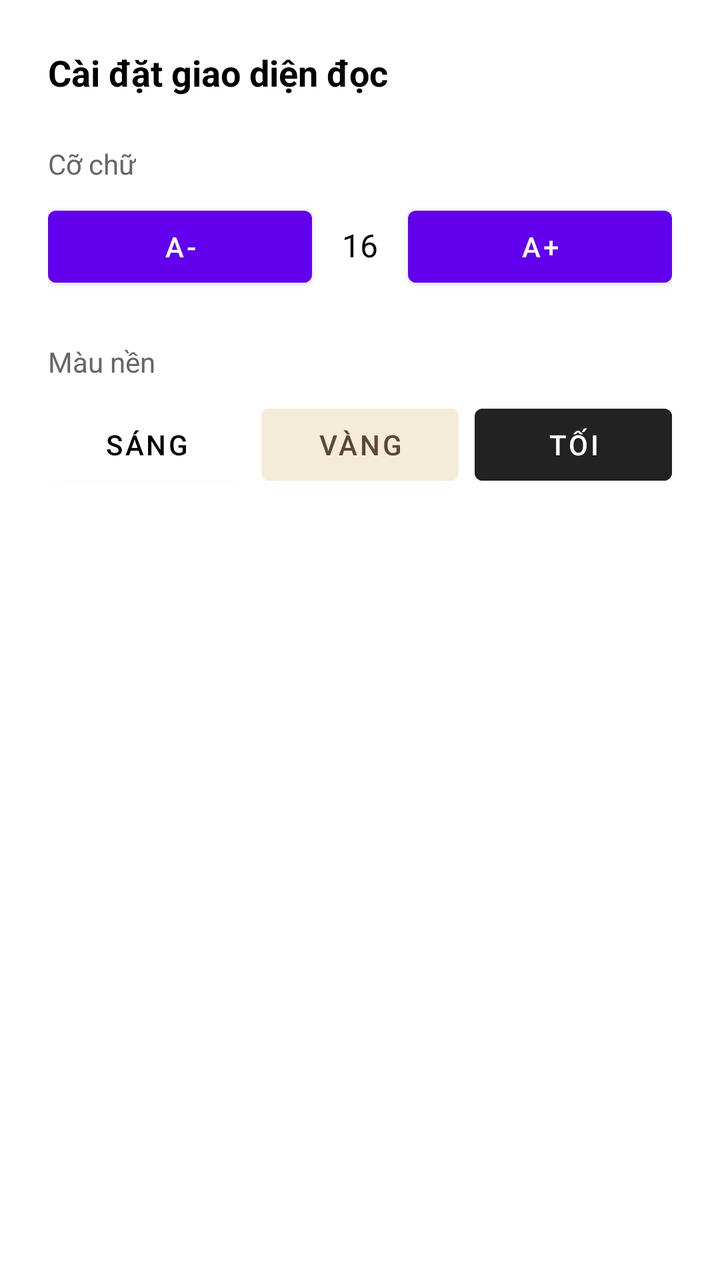
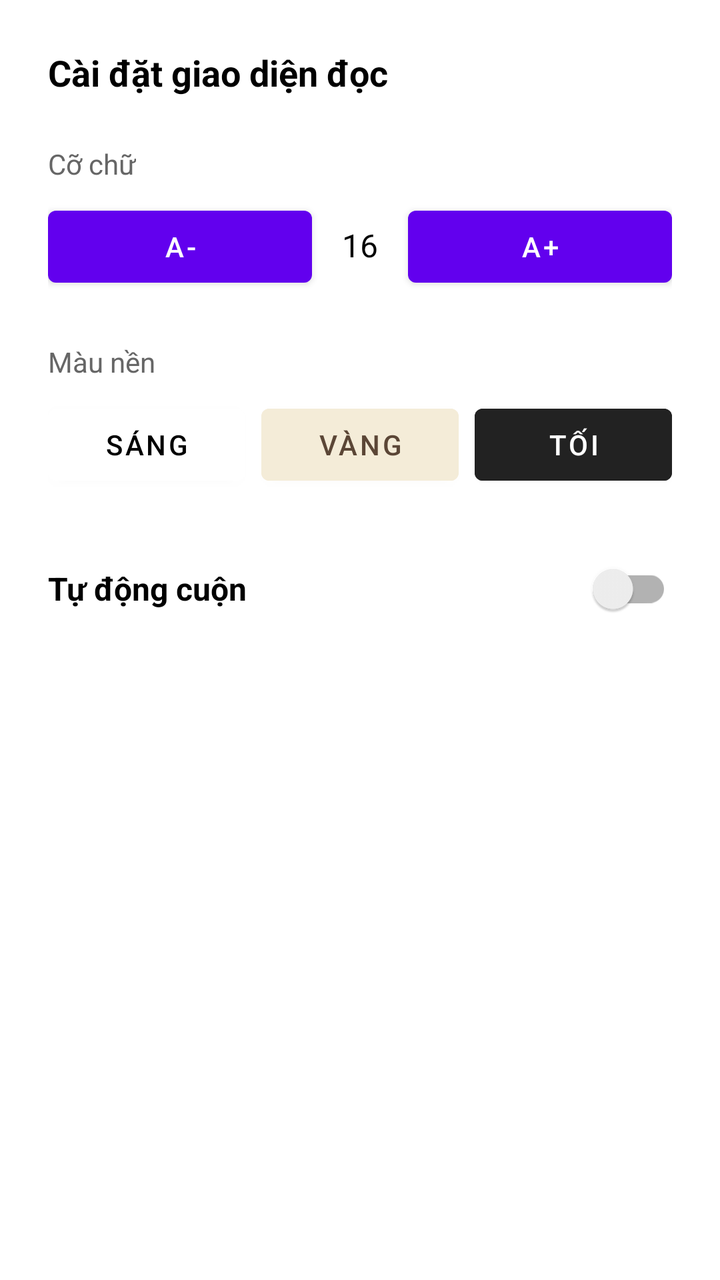

Two renders of the same Android screen: before a commit and after it. Below are the layout's source before the change and the commit's diff.
<!-- AndroidManifest.xml: application theme Theme.ComicVerseV1 -->
<!-- res/layout/bottom_sheet_novel_settings.xml -->
<?xml version="1.0" encoding="utf-8"?>
<LinearLayout xmlns:android="http://schemas.android.com/apk/res/android"
    android:layout_width="match_parent"
    android:layout_height="wrap_content"
    android:orientation="vertical"
    android:padding="24dp"
    android:background="@drawable/bg_bottom_sheet">

    <TextView
        android:layout_width="match_parent"
        android:layout_height="wrap_content"
        android:text="Cài đặt giao diện đọc"
        android:textColor="@color/black"
        android:textSize="18sp"
        android:textStyle="bold"
        android:layout_marginBottom="24dp" />

    
    <TextView
        android:layout_width="wrap_content"
        android:layout_height="wrap_content"
        android:text="Cỡ chữ"
        android:textSize="14sp"
        android:textColor="#666666"
        android:layout_marginBottom="8dp" />
    
    <LinearLayout
        android:layout_width="match_parent"
        android:layout_height="wrap_content"
        android:orientation="horizontal"
        android:layout_marginBottom="24dp">
        <Button
            android:id="@+id/btnSizeDecrease"
            android:layout_width="0dp"
            android:layout_weight="1"
            android:layout_height="wrap_content"
            android:text="A-" />
        <TextView
            android:id="@+id/tvCurrentSize"
            android:layout_width="48dp"
            android:layout_height="wrap_content"
            android:text="16"
            android:gravity="center"
            android:textSize="16sp"
            android:textColor="@color/black" />
        <Button
            android:id="@+id/btnSizeIncrease"
            android:layout_width="0dp"
            android:layout_weight="1"
            android:layout_height="wrap_content"
            android:text="A+" />
    </LinearLayout>

    
    <TextView
        android:layout_width="wrap_content"
        android:layout_height="wrap_content"
        android:text="Màu nền"
        android:textSize="14sp"
        android:textColor="#666666"
        android:layout_marginBottom="8dp" />
        
    <LinearLayout
        android:layout_width="match_parent"
        android:layout_height="wrap_content"
        android:orientation="horizontal"
        android:layout_marginBottom="16dp">
        <Button
            android:id="@+id/btnThemeLight"
            android:layout_width="0dp"
            android:layout_weight="1"
            android:layout_height="48dp"
            android:backgroundTint="#FFFFFF"
            android:textColor="#000000"
            android:text="Sáng" />
        <Space android:layout_width="8dp" android:layout_height="wrap_content" />
        <Button
            android:id="@+id/btnThemeSepia"
            android:layout_width="0dp"
            android:layout_weight="1"
            android:layout_height="48dp"
            android:backgroundTint="#F4ECD8"
            android:textColor="#5B4636"
            android:text="Vàng" />
        <Space android:layout_width="8dp" android:layout_height="wrap_content" />
        <Button
            android:id="@+id/btnThemeDark"
            android:layout_width="0dp"
            android:layout_weight="1"
            android:layout_height="48dp"
            android:backgroundTint="#222222"
            android:textColor="#FFFFFF"
            android:text="Tối" />
    </LinearLayout>

</LinearLayout>
<!-- resources referenced by this layout -->
<resources>
  <color name="black">#FF000000</color>
  <!-- drawable bg_bottom_sheet (drawable) -->
  <?xml version="1.0" encoding="utf-8"?>
  <shape xmlns:android="http://schemas.android.com/apk/res/android"
      android:shape="rectangle">
      <solid android:color="#FFFFFF" />
      <corners
          android:topLeftRadius="24dp"
          android:topRightRadius="24dp" />
  </shape>
  <style name="Theme.ComicVerseV1" parent="Theme.MaterialComponents.DayNight.DarkActionBar">
          
          <item name="colorPrimary">@color/purple_500</item>
          <item name="colorPrimaryVariant">@color/purple_700</item>
          <item name="colorOnPrimary">@color/white</item>
          
          <item name="colorSecondary">@color/teal_200</item>
          <item name="colorSecondaryVariant">@color/teal_700</item>
          <item name="colorOnSecondary">@color/black</item>
          
          <item name="android:statusBarColor">?attr/colorPrimaryVariant</item>
          
      </style>
  <color name="purple_500">#FF6200EE</color>
  <color name="purple_700">#FF3700B3</color>
  <color name="white">#FFFFFFFF</color>
  <color name="teal_200">#FF03DAC5</color>
  <color name="teal_700">#FF018786</color>
</resources>

<!-- the commit's change to res/layout/bottom_sheet_novel_settings.xml (unified diff, before → after) -->
@@ -93,4 +93,98 @@
             android:text="Tối" />
     </LinearLayout>
 
+    
+    <LinearLayout
+        android:layout_width="match_parent"
+        android:layout_height="wrap_content"
+        android:orientation="horizontal"
+        android:gravity="center_vertical"
+        android:layout_marginTop="8dp"
+        android:layout_marginBottom="16dp">
+        
+        <TextView
+            android:layout_width="0dp"
+            android:layout_weight="1"
+            android:layout_height="wrap_content"
+            android:text="Tự động cuộn"
+            android:textSize="16sp"
+            android:textColor="@color/black"
+            android:textStyle="bold" />
+            
+        <androidx.appcompat.widget.SwitchCompat
+            android:id="@+id/switchAutoScroll"
+            android:layout_width="wrap_content"
+            android:layout_height="wrap_content" />
+    </LinearLayout>
+
+    <LinearLayout
+        android:id="@+id/layoutAutoScrollSettings"
+        android:layout_width="match_parent"
+        android:layout_height="wrap_content"
+        android:orientation="vertical"
+        android:visibility="gone">
+
+        
+        <TextView
+            android:id="@+id/tvScrollSpeedLbl"
+            android:layout_width="wrap_content"
+            android:layout_height="wrap_content"
+            android:text="Tốc độ cuộn"
+            android:textSize="14sp"
+            android:textColor="#666666" />
+            
+        <SeekBar
+            android:id="@+id/seekBarSpeed"
+            android:layout_width="match_parent"
+            android:layout_height="wrap_content"
+            android:layout_marginTop="8dp"
+            android:layout_marginBottom="16dp"
+            android:max="10"
+            android:progress="2" />
+
+        
+        <TextView
+            android:layout_width="wrap_content"
+            android:layout_height="wrap_content"
+            android:text="Thao tác khi chạm tay vào màn hình"
+            android:textSize="14sp"
+            android:textColor="#666666"
+            android:layout_marginBottom="8dp" />
+            
+        <RadioGroup
+            android:id="@+id/rgConflictMode"
+            android:layout_width="match_parent"
+            android:layout_height="wrap_content"
+            android:orientation="horizontal"
+            android:layout_marginBottom="8dp">
+            
+            <RadioButton
+                android:id="@+id/rbStop"
+                android:layout_width="wrap_content"
+                android:layout_height="wrap_content"
+                android:textColor="@color/black"
+                android:textSize="14sp"
+                android:text="Hủy tính năng" />
+                
+            <RadioButton
+                android:id="@+id/rbPause"
+                android:layout_width="wrap_content"
+                android:layout_height="wrap_content"
+                android:layout_marginStart="16dp"
+                android:textColor="@color/black"
+                android:textSize="14sp"
+                android:text="Tạm dừng chờ" />
+        </RadioGroup>
+
+        <TextView
+            android:id="@+id/tvAutoScrollHint"
+            android:layout_width="match_parent"
+            android:layout_height="wrap_content"
+            android:textSize="12sp"
+            android:textStyle="italic"
+            android:textColor="#999999"
+            android:layout_marginBottom="8dp"
+            android:text="" />
+    </LinearLayout>
+
 </LinearLayout>
